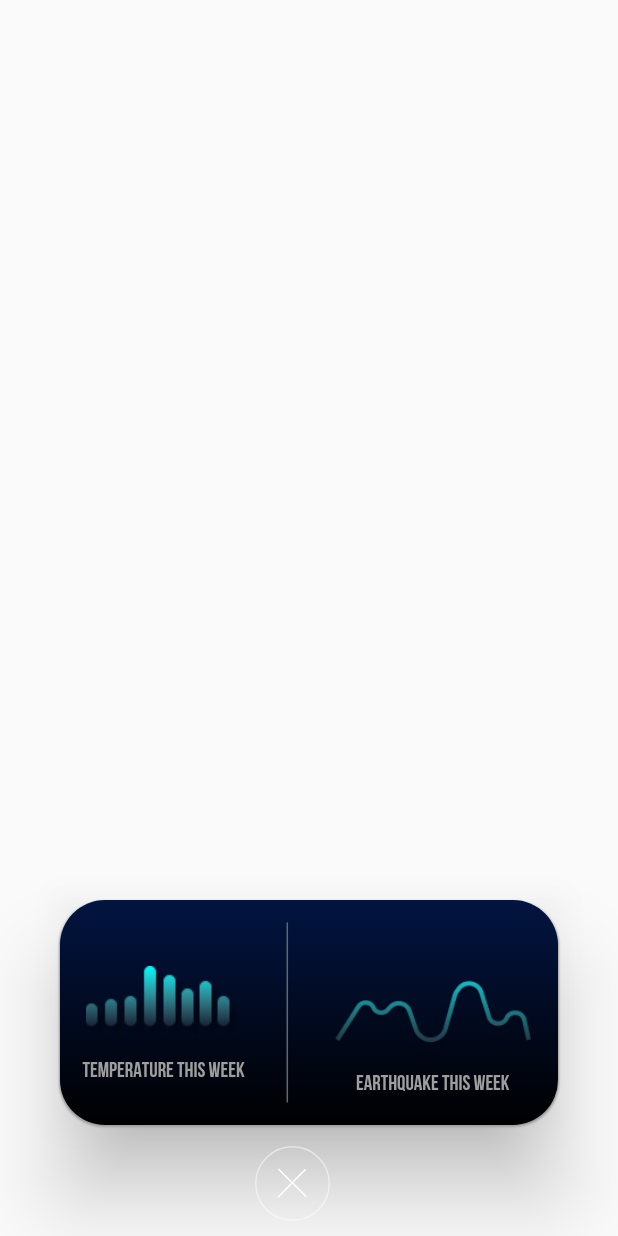
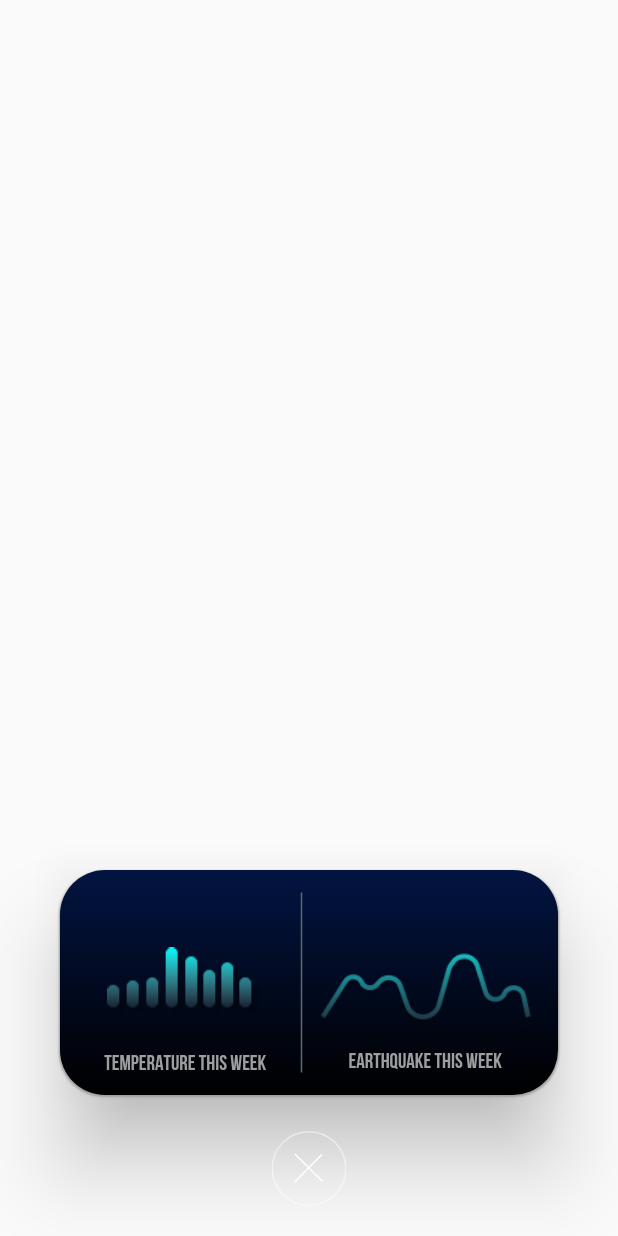
Before and after one commit to DmGurin/planet_community, a Flutter app: what customDialog() shows on an empty page, opened directly with empty values, on a phone screen of 412 x 824 dp. Run offline on Flutter 3.47's test engine with Material 2 defaults, Android fonts, the phone set to English and light mode, and no system bars; our stand-ins replace cached_network_image, carousel_slider, flutter_html, flutter_svg, webview_flutter; network calls fail.

Commit message:
dialog изменения

```diff
--- a/lib/source/widget/custom_dialog/custom_dialog.dart
+++ b/lib/source/widget/custom_dialog/custom_dialog.dart
@@ -20,11 +20,7 @@ void customDialog({
         return Column(
           mainAxisAlignment: MainAxisAlignment.end,
           children: [
-            Stack(
-              children: [
-                Padding(
-                  padding: const EdgeInsets.only(bottom: 50),
-                  child: Dialog(
+            Dialog(
               backgroundColor: Colors.transparent,
               child: CustomDialogBody(
                 onTapLeftButton: onTapLeftButton!,
@@ -35,11 +31,7 @@ void customDialog({
                 maxQuake: maxQuake!,
               ),
             ),
-                ),
-                Positioned(
-                  bottom: 10,
-                  left: 170,
-                  child: GestureDetector(
+            GestureDetector(
               onTap: () {
                 Navigator.of(context).pop();
               },
@@ -49,8 +41,8 @@ void customDialog({
                 child: SvgPicture.asset(AppSvg.cross),
               ),
             ),
-                ),
-              ],
+            const SizedBox(
+              height: 20,
             ),
           ],
         );
--- a/lib/source/widget/custom_dialog/custom_dialog_body.dart
+++ b/lib/source/widget/custom_dialog/custom_dialog_body.dart
@@ -28,9 +28,8 @@ class CustomDialogBody extends StatefulWidget {
 class _CustomDialogBodyState extends State<CustomDialogBody> {
   @override
   Widget build(BuildContext context) {
-    return Stack(
-      children: [
-        Container(
+    return Container(
+      padding: const EdgeInsets.all(15.0),
       height: 150,
       width: MediaQuery.of(context).size.width + 300,
       decoration: const BoxDecoration(
@@ -52,8 +51,6 @@ class _CustomDialogBodyState extends State<CustomDialogBody> {
         ],
         borderRadius: BorderRadius.all(Radius.circular(30)),
       ),
-          child: Padding(
-            padding: const EdgeInsets.all(15.0),
       child: Row(
         mainAxisAlignment: MainAxisAlignment.spaceBetween,
         children: [
@@ -82,7 +79,9 @@ class _CustomDialogBodyState extends State<CustomDialogBody> {
                 const SizedBox(
                   height: 15,
                 ),
-                      Image.asset(AppImages.scale),
+                SizedBox(
+                    width: MediaQuery.of(context).size.width - 275,
+                    child: Image.asset(AppImages.scale)),
                 const SizedBox(
                   height: 15,
                 ),
@@ -94,13 +93,12 @@ class _CustomDialogBodyState extends State<CustomDialogBody> {
               ],
             ),
           ),
-                const Spacer(),
           Container(
+            padding: const EdgeInsets.symmetric(horizontal: 6),
             width: 1,
             height: double.infinity,
             color: AppColors.greyy,
           ),
-                const Spacer(),
           GestureDetector(
             onTap: () {
               Navigator.pop(context);
@@ -108,27 +106,29 @@ class _CustomDialogBodyState extends State<CustomDialogBody> {
             },
             child: Column(
               children: [
-                      Row(
+                Expanded(
+                  child: Row(
+                    mainAxisSize: MainAxisSize.max,
                     mainAxisAlignment: MainAxisAlignment.spaceBetween,
                     children: [
-                          SizedBox(
-                              width: 100,
-                              child: Text(
+                      Text(
                         widget.maxQuake,
                         style: AppTextStyle.textStyle14w700,
-                              )),
+                      ),
                       Text(
                         widget.minQuake,
                         style: AppTextStyle.textStyle14w700,
                       ),
                     ],
                   ),
+                ),
                 const SizedBox(
                   height: 15,
                 ),
-                      SizedBox(
-                          width: MediaQuery.of(context).size.width - 275,
-                          child: Image.asset(AppImages.diog)),
+                Image.asset(
+                  AppImages.diog,
+                  width: MediaQuery.of(context).size.width - 265,
+                ),
                 const SizedBox(
                   height: 15,
                 ),
@@ -142,9 +142,6 @@ class _CustomDialogBodyState extends State<CustomDialogBody> {
           ),
         ],
       ),
-          ),
-        ),
-      ],
     );
   }
 //void marsDialog (BuildContext context,  Function onTap){}
```
Also changed, not shown: lib/screens/earthquake_screen/earthquake_screen.dart (+6 -1 lines), lib/screens/home_screen/carousel.dart (+6 -6 lines), lib/screens/home_screen/screen.dart (+16 -0 lines), lib/screens/planet_profile/screen.dart (+6 -4 lines), lib/screens/planet_screen/screen.dart (+18 -15 lines), lib/screens/temperature_screen/temperature_screen.dart (+7 -2 lines), 1 other file. Lines whose indentation alone changed are shown as unchanged.
